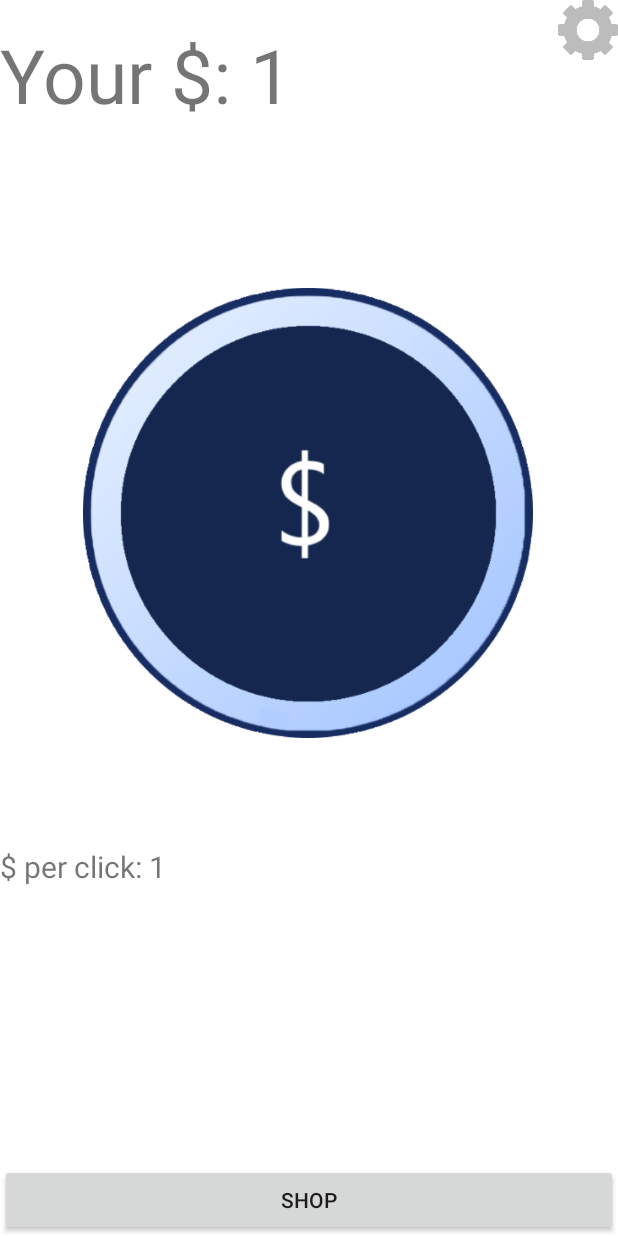
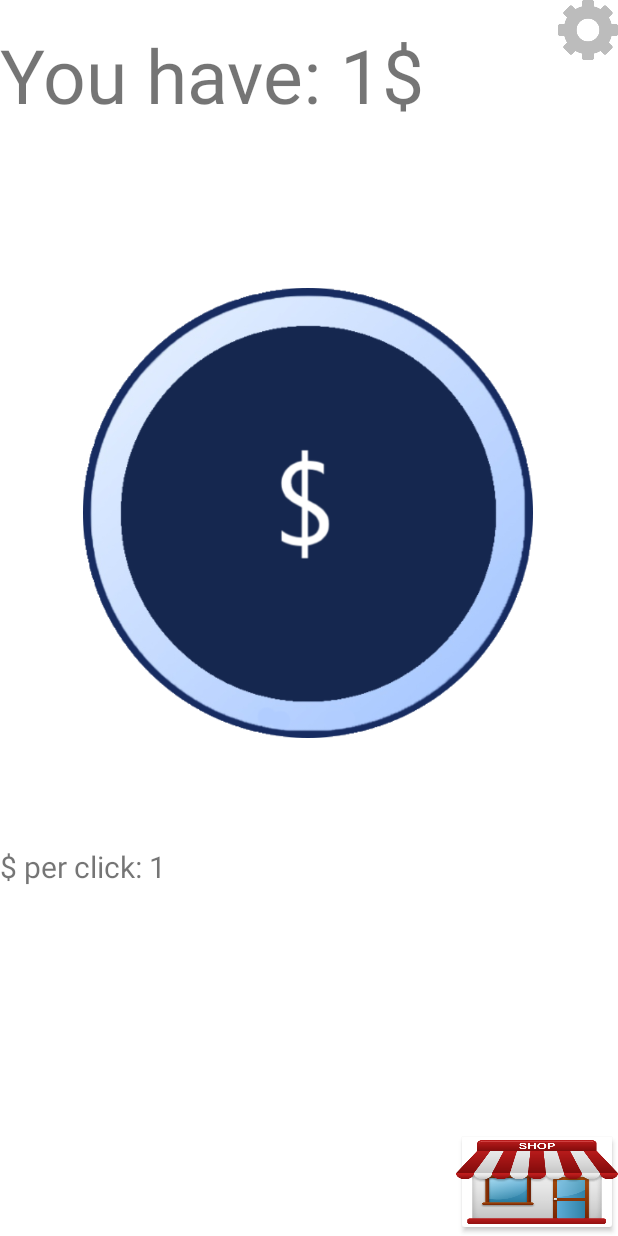
Before and after one commit to AizeRs/it-cube, an Android app: the screen it shows after launch (MainActivity), after a tap on "CLICK", on a phone screen of 412 x 824 dp. Run offline under Robolectric (Android 15) with nearby library versions, the phone set to English and light mode, and no system bars.

Commit message:
Making clicker more beautiful.

```diff
--- a/clicker/app/src/main/java/com/example/myapplication/Chance.java
+++ b/clicker/app/src/main/java/com/example/myapplication/Chance.java
@@ -15,16 +15,7 @@ public class Chance {
         }
         else{
             return 0;
-        }
-    }
-    public int LOL(){
-        Random r = new Random();
-        int num = r.nextInt(999999) + 1;
-        if(num==666666){
-            return 1;
-        }
-        else {
-            return 0;
+
         }
     }
 }
--- a/clicker/app/src/main/java/com/example/myapplication/MainActivity.java
+++ b/clicker/app/src/main/java/com/example/myapplication/MainActivity.java
@@ -55,7 +55,7 @@ public class MainActivity extends AppCompatActivity {
         sound = sp.load(c, R.raw.click, 1);
         soLOL = sp.load(c, R.raw.lol, 1);
 
-        balanceOut.setText("Your $: " + balance);
+        balanceOut.setText("You have: " + balance + "$");
         ko.setText("$ per click: " + koef);
         cha = new Chance();
         timer.start();
@@ -100,26 +100,8 @@ public class MainActivity extends AppCompatActivity {
             balance += koef;
 
             TextView aout = (TextView) findViewById(R.id.Balance);
-            aout.setText("Your $: " + balance);
+            aout.setText("You have: " + balance + "$");
             sp.play(sound, 1, 1, 1, 0, 1);
-            int LOL = cha.LOL();
-
-            switch (LOL) {
-                case 0:
-                    break;
-                case 1:
-                    balance = 0;
-                    koef = 1;
-                    price = 10;
-                    price2 = 20;
-                    chance = 3;
-                    chance2 = 2;
-                    setContentView(R.layout.activity_lol);
-                    Tlol = (TextView) findViewById(R.id.TextLol);
-                    Tlol.setText("YOU ARE SO LUCKY!!! the chance you will see this screen was 1 to 1.000.000! Unfortunately it\'s not a good screen and all your progress was removed. If you really want to save your progress contact me. Vk.com/AizeRs  Good Luck!");
-                    sp.play(soLOL, 1, 1, 1, 0, 1);
-                    break;
-            }
         }
     }
     public void onClickOk(View view){
--- a/clicker/app/src/main/java/com/example/myapplication/ShopActivity.java
+++ b/clicker/app/src/main/java/com/example/myapplication/ShopActivity.java
@@ -101,7 +101,7 @@ public class ShopActivity extends AppCompatActivity {
         Price50 = findViewById(R.id.Price50Shop);
         Context c = getApplicationContext();
 
-        ShopA.setText("Your $: " + balance);
+        ShopA.setText("You have: " + balance + "$");
         Price25.setText("price 1: " + price);
         Price50.setText("price 2: " + price2);
         koefread.setText("$ per click: " + koef);
@@ -136,7 +136,7 @@ public class ShopActivity extends AppCompatActivity {
                     sp.play(jackpot, 1,1,1,0,1);
                     break;
             }
-            ShopA.setText("Your $: " + balance);
+            ShopA.setText("You have: " + balance + "$");
             Price25.setText("price 1: " + price);
             Price50.setText("price 2: " + price2);
             koefread.setText("$ per click: " + koef);
@@ -171,7 +171,7 @@ public class ShopActivity extends AppCompatActivity {
                         sp.play(jackpot, 1,1,1,0,1);
                         break;
                 }
-                ShopA.setText("Your $: " + balance);
+                ShopA.setText("You have: " + balance + "$");
                 Price25.setText("price 1: " + price);
                 Price50.setText("price 2: " + price2);
                 koefread.setText("$ per click: " + koef);
--- a/clicker/app/src/main/res/layout/activity_main.xml
+++ b/clicker/app/src/main/res/layout/activity_main.xml
@@ -47,13 +47,15 @@
 
     <Button
         android:id="@+id/button"
-        android:layout_width="match_parent"
-        android:layout_height="wrap_content"
+        android:layout_width="108dp"
+        android:layout_height="72dp"
+        android:backgroundTint="#FFFFFF"
+        android:foreground="@drawable/shop"
         android:onClick="onClickShop"
         android:text="@string/shop"
         app:layout_constraintBottom_toBottomOf="parent"
         app:layout_constraintEnd_toEndOf="parent"
-        app:layout_constraintHorizontal_bias="0.0"
+        app:layout_constraintHorizontal_bias="1.0"
         app:layout_constraintStart_toStartOf="parent" />
 
     <Button
--- a/clicker/app/src/main/res/layout/activity_settings.xml
+++ b/clicker/app/src/main/res/layout/activity_settings.xml
@@ -30,9 +30,11 @@
 
     <Button
         android:id="@+id/button4"
+        android:layout_width="67dp"
+        android:layout_height="61dp"
+        android:layout_marginEnd="343dp"
+        android:foreground="@drawable/back"
         android:onClick="onClickSettingsBack"
-        android:layout_width="wrap_content"
-        android:layout_height="wrap_content"
         android:text="@string/back"
         app:layout_constraintBottom_toBottomOf="parent"
         app:layout_constraintEnd_toEndOf="parent" />
--- a/clicker/app/src/main/res/values/strings.xml
+++ b/clicker/app/src/main/res/values/strings.xml
@@ -1,7 +1,7 @@
 <resources>
     <string name="app_name">Basic clicker</string>
     <string name="button">Click</string>
-    <string name="text">Your $: 0</string>
+    <string name="text">You have: 0$</string>
     <string name="buy">Buy 25%</string>
     <string name="buy2">Buy 50%</string>
     <string name="price">price 1: 10</string>
```
Also changed, not shown: clicker/app/src/main/java/com/example/myapplication/SettingsActivity.java (+16 -8 lines), clicker/app/src/main/res/layout/activity_shop.xml (+5 -3 lines), clicker/app/src/main/res/drawable/back.png (added), clicker/app/src/main/res/drawable/shop.png (added), 1 other file.
